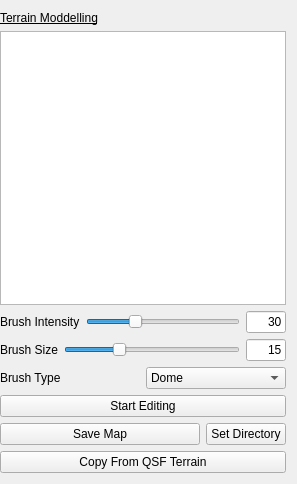
Above: asset_collector_tool/qsf_editor/tools/TerrainTexturingToolbox.ui from KillerConsti/EditorTools before the change. Below: the same form after it.
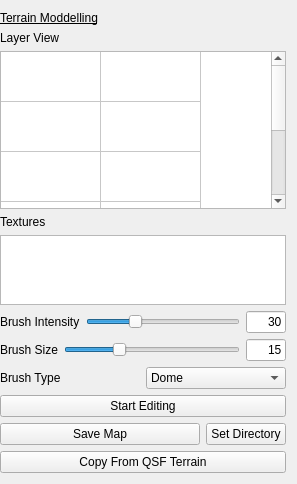
That is the form after the change.

Commit message: working color map, working texture map

What changed in the file:
```diff
--- a/asset_collector_tool/qsf_editor/tools/TerrainTexturingToolbox.ui
+++ b/asset_collector_tool/qsf_editor/tools/TerrainTexturingToolbox.ui
@@ -58,6 +58,68 @@
      </property>
     </widget>
    </item>
+   <item>
+    <widget class="QLabel" name="label_3">
+     <property name="text">
+      <string>Layer View</string>
+     </property>
+    </widget>
+   </item>
+   <item>
+    <widget class="QTableWidget" name="tableWidget">
+     <property name="sizeAdjustPolicy">
+      <enum>QAbstractScrollArea::AdjustToContents</enum>
+     </property>
+     <property name="rowCount">
+      <number>6</number>
+     </property>
+     <property name="columnCount">
+      <number>2</number>
+     </property>
+     <attribute name="horizontalHeaderVisible">
+      <bool>false</bool>
+     </attribute>
+     <attribute name="horizontalHeaderCascadingSectionResizes">
+      <bool>false</bool>
+     </attribute>
+     <attribute name="horizontalHeaderMinimumSectionSize">
+      <number>50</number>
+     </attribute>
+     <attribute name="horizontalHeaderDefaultSectionSize">
+      <number>100</number>
+     </attribute>
+     <attribute name="verticalHeaderVisible">
+      <bool>false</bool>
+     </attribute>
+     <attribute name="verticalHeaderCascadingSectionResizes">
+      <bool>false</bool>
+     </attribute>
+     <attribute name="verticalHeaderMinimumSectionSize">
+      <number>20</number>
+     </attribute>
+     <attribute name="verticalHeaderDefaultSectionSize">
+      <number>50</number>
+     </attribute>
+     <attribute name="verticalHeaderStretchLastSection">
+      <bool>false</bool>
+     </attribute>
+     <row/>
+     <row/>
+     <row/>
+     <row/>
+     <row/>
+     <row/>
+     <column/>
+     <column/>
+    </widget>
+   </item>
+   <item>
+    <widget class="QLabel" name="label_6">
+     <property name="text">
+      <string>Textures</string>
+     </property>
+    </widget>
+   </item>
    <item>
     <widget class="QListWidget" name="listWidget"/>
    </item>
```
The commit also changes 12 other files.
